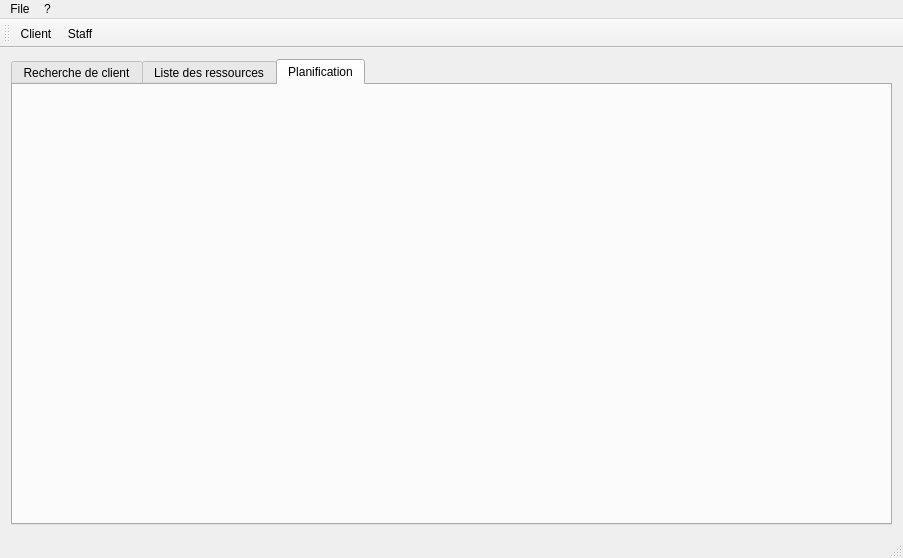
Before: the Qt Designer form QTP/mainwindow.ui in Qu3tzal/TpQt, drawn with Qt 5.
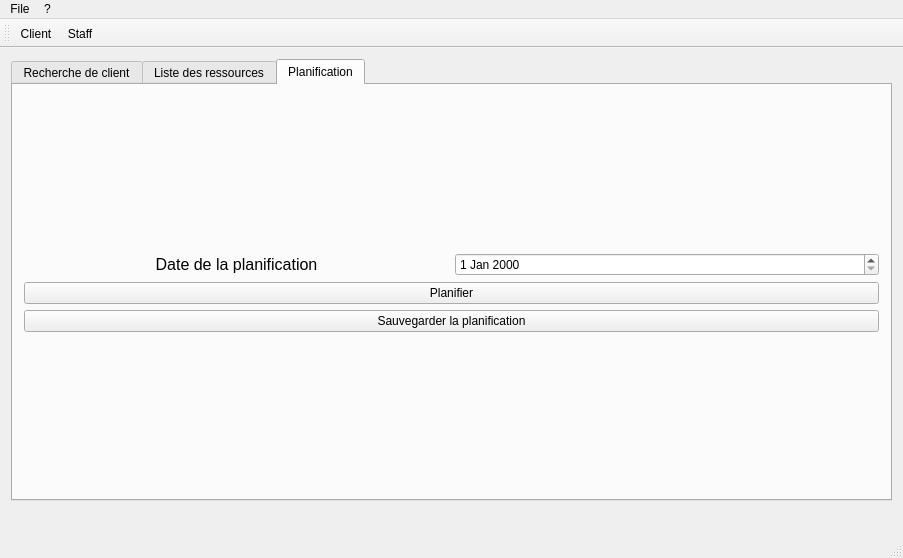
After: the same form once the commit is applied. The open tabs and pages were chosen to show the change. Icons and pictures are not drawn. Custom widgets are drawn as their Qt base class.

Commit message: ajout de la mocheté

What changed in the file:
```diff
--- a/QTP/mainwindow.ui
+++ b/QTP/mainwindow.ui
@@ -194,10 +194,96 @@
        <attribute name="title">
         <string>Planification</string>
        </attribute>
-       <layout class="QHBoxLayout" name="horizontalLayout"/>
+       <layout class="QHBoxLayout" name="horizontalLayout">
+        <item>
+         <layout class="QVBoxLayout" name="verticalLayout_6">
+          <item>
+           <spacer name="verticalSpacer_2">
+            <property name="orientation">
+             <enum>Qt::Vertical</enum>
+            </property>
+            <property name="sizeHint" stdset="0">
+             <size>
+              <width>20</width>
+              <height>40</height>
+             </size>
+            </property>
+           </spacer>
+          </item>
+          <item>
+           <layout class="QHBoxLayout" name="horizontalLayout_5">
+            <item>
+             <widget class="QLabel" name="planificationDateLabel">
+              <property name="font">
+               <font>
+                <pointsize>12</pointsize>
+               </font>
+              </property>
+              <property name="layoutDirection">
+               <enum>Qt::LeftToRight</enum>
+              </property>
+              <property name="text">
+               <string>Date de la planification</string>
+              </property>
+              <property name="textFormat">
+               <enum>Qt::RichText</enum>
+              </property>
+              <property name="alignment">
+               <set>Qt::AlignCenter</set>
+              </property>
+             </widget>
+            </item>
+            <item>
+             <widget class="QDateEdit" name="planificationDateEdit"/>
+            </item>
+           </layout>
+          </item>
+          <item>
+           <widget class="QPushButton" name="planificationPushButton">
+            <property name="text">
+             <string>Planifier</string>
+            </property>
+           </widget>
+          </item>
+          <item>
+           <widget class="QPushButton" name="planificationSavePushButton">
+            <property name="text">
+             <string>Sauvegarder la planification</string>
+            </property>
+           </widget>
+          </item>
+          <item>
+           <spacer name="verticalSpacer">
+            <property name="orientation">
+             <enum>Qt::Vertical</enum>
+            </property>
+            <property name="sizeHint" stdset="0">
+             <size>
+              <width>20</width>
+              <height>40</height>
+             </size>
+            </property>
+           </spacer>
+          </item>
+         </layout>
+        </item>
+       </layout>
       </widget>
      </widget>
     </item>
+    <item>
+     <spacer name="spacer">
+      <property name="orientation">
+       <enum>Qt::Vertical</enum>
+      </property>
+      <property name="sizeHint" stdset="0">
+       <size>
+        <width>20</width>
+        <height>40</height>
+       </size>
+      </property>
+     </spacer>
+    </item>
    </layout>
   </widget>
   <widget class="QMenuBar" name="menuBar">
```
Left out of the diff: 2 changed lines with no effect on the pictures.
